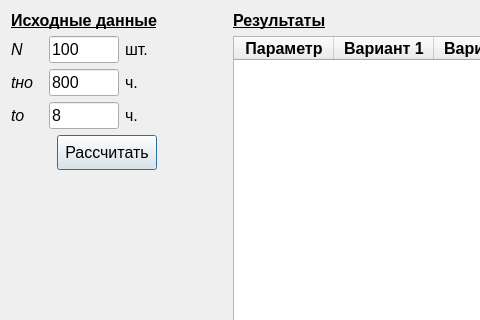
The window that modelrepairman.ui (vadimlarionov/ModelRepairman) describes before a commit, drawn with Qt 5; both pictures show x 0 to 480 and y 0 to 320 of the 1066 by 575 pixel window.
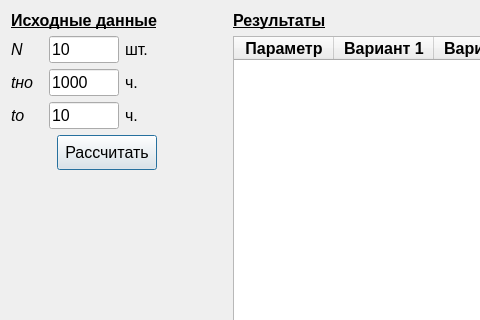
The same window after the commit.

The edit to the form file:
```diff
--- a/modelrepairman.ui
+++ b/modelrepairman.ui
@@ -69,7 +69,7 @@
         </font>
        </property>
        <property name="text">
-        <string>800</string>
+        <string>1000</string>
        </property>
       </widget>
      </item>
@@ -156,7 +156,7 @@
         <string>&lt;html&gt;&lt;head/&gt;&lt;body&gt;&lt;p&gt;&lt;br/&gt;&lt;/p&gt;&lt;/body&gt;&lt;/html&gt;</string>
        </property>
        <property name="text">
-        <string>100</string>
+        <string>10</string>
        </property>
       </widget>
      </item>
@@ -234,7 +234,7 @@
         </font>
        </property>
        <property name="text">
-        <string>8</string>
+        <string>10</string>
        </property>
       </widget>
      </item>
```
